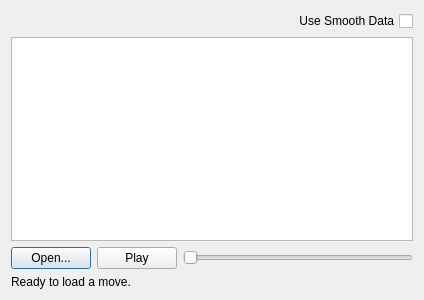
First picture: the form in DialogVideoPlayer.ui, repository jamesalvarez/grafix-coder, before the edit.
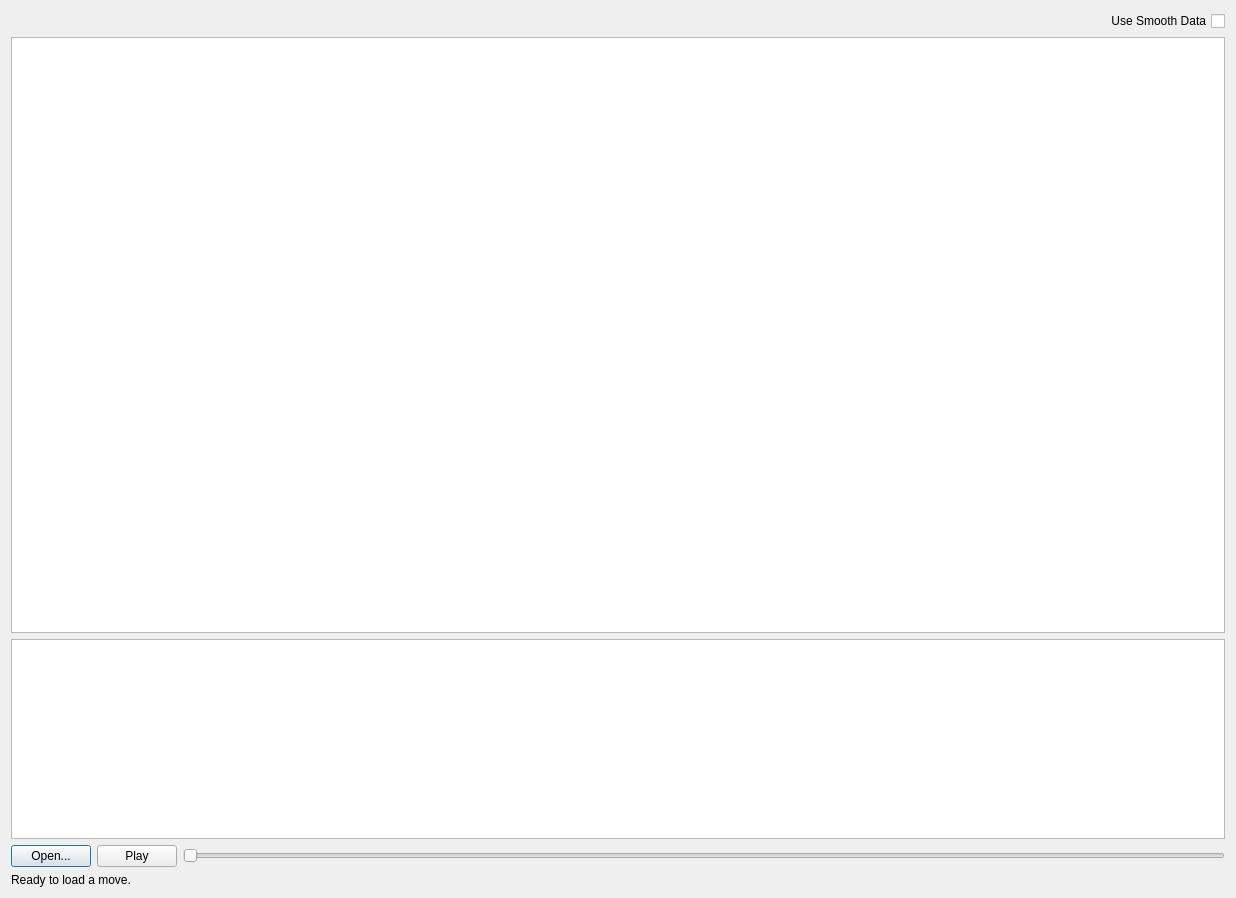
Second picture: the form after the edit.

Commit message: refactoring added timeline + sorted out clunky slider

Diff of the .ui file:
```diff
--- a/DialogVideoPlayer.ui
+++ b/DialogVideoPlayer.ui
@@ -9,8 +9,8 @@
    <rect>
     <x>0</x>
     <y>0</y>
-    <width>424</width>
-    <height>300</height>
+    <width>1236</width>
+    <height>898</height>
    </rect>
   </property>
   <property name="windowTitle">
@@ -31,7 +31,23 @@
     </widget>
    </item>
    <item>
-    <widget class="QGraphicsView" name="graphicsView"/>
+    <widget class="QGraphicsView" name="visualizationView"/>
+   </item>
+   <item>
+    <widget class="QGraphicsView" name="timeLineView">
+     <property name="minimumSize">
+      <size>
+       <width>0</width>
+       <height>200</height>
+      </size>
+     </property>
+     <property name="maximumSize">
+      <size>
+       <width>16777215</width>
+       <height>200</height>
+      </size>
+     </property>
+    </widget>
    </item>
    <item>
     <layout class="QHBoxLayout" name="horizontalLayout">
```
The commit also changes 2 other files.
